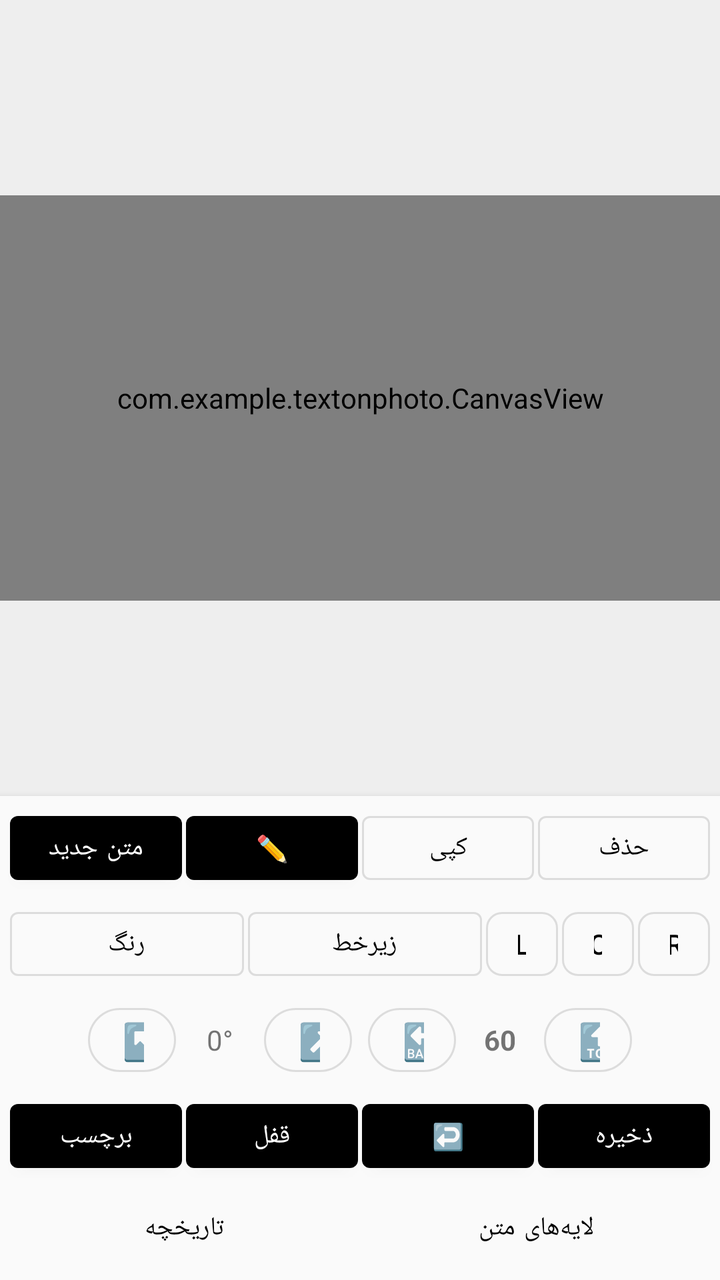
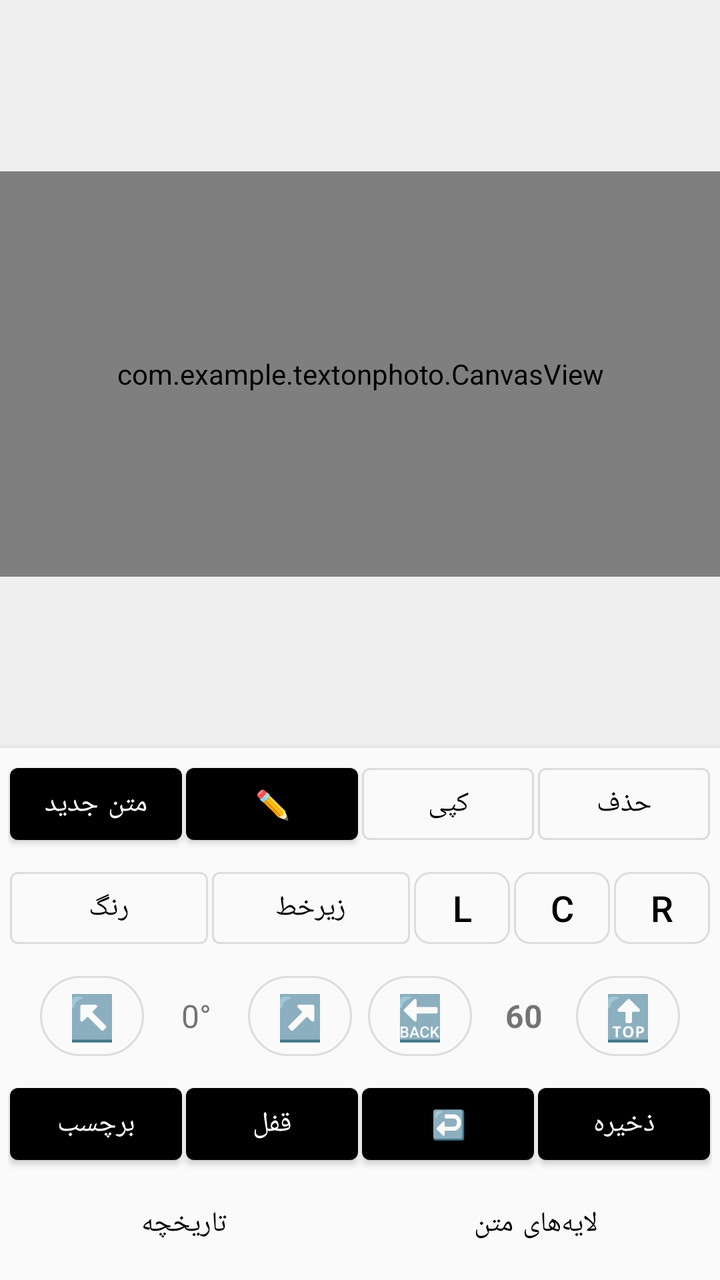

Two renders of the same Android screen: before a commit and after it. Below are the layout's source before the change and the commit's diff.
<!-- AndroidManifest.xml: application theme Theme.TextOnPhoto -->
<!-- res/layout/activity_main.xml -->
<?xml version="1.0" encoding="utf-8"?>
<androidx.constraintlayout.widget.ConstraintLayout xmlns:android="http://schemas.android.com/apk/res/android"
    xmlns:app="http://schemas.android.com/apk/res-auto"
    android:layout_width="match_parent"
    android:layout_height="match_parent"
    android:background="#EEEEEE">

    <FrameLayout
        android:id="@+id/canvasContainer"
        android:layout_width="0dp"
        android:layout_height="0dp"
        app:layout_constraintTop_toTopOf="parent"
        app:layout_constraintBottom_toTopOf="@+id/buttonPanel"
        app:layout_constraintStart_toStartOf="parent"
        app:layout_constraintEnd_toEndOf="parent"
        app:layout_constraintVertical_bias="0.5"
        app:layout_constraintDimensionRatio="16:9">

        <com.example.textonphoto.CanvasView
            android:id="@+id/canvasView"
            android:layout_width="match_parent"
            android:layout_height="match_parent"
            android:background="@android:color/white" />
    </FrameLayout>

    <LinearLayout
        android:id="@+id/buttonPanel"
        android:layout_width="match_parent"
        android:layout_height="wrap_content"
        android:orientation="vertical"
        android:gravity="center_horizontal"
        android:padding="4dp"
        android:background="#FAFAFA"
        android:elevation="4dp"
        app:layout_constraintBottom_toBottomOf="parent">

        
        <LinearLayout
            android:layout_width="match_parent"
            android:layout_height="wrap_content"
            android:gravity="center"
            android:paddingBottom="2dp">

            <com.google.android.material.button.MaterialButton
                android:id="@+id/btnAddText"
                style="@style/Widget.MaterialComponents.Button"
                android:layout_width="0dp" android:layout_height="44dp" android:layout_weight="1"
                android:text="متن جدید" android:textSize="13sp" android:layout_marginHorizontal="1dp" />

            <com.google.android.material.button.MaterialButton
                android:id="@+id/btnEdit"
                style="@style/Widget.MaterialComponents.Button"
                android:layout_width="0dp" android:layout_height="44dp" android:layout_weight="1"
                android:text="✏️" android:textSize="13sp" android:layout_marginHorizontal="1dp" />

            <com.google.android.material.button.MaterialButton
                android:id="@+id/btnCopy"
                style="@style/Widget.MaterialComponents.Button.OutlinedButton"
                android:layout_width="0dp" android:layout_height="44dp" android:layout_weight="1"
                android:text="کپی" android:textSize="13sp" android:layout_marginHorizontal="1dp" />

            <com.google.android.material.button.MaterialButton
                android:id="@+id/btnDelete"
                style="@style/Widget.MaterialComponents.Button.OutlinedButton"
                android:layout_width="0dp" android:layout_height="44dp" android:layout_weight="1"
                android:text="حذف" android:textSize="13sp" android:layout_marginHorizontal="1dp" />
        </LinearLayout>

        
        <LinearLayout
            android:layout_width="match_parent"
            android:layout_height="wrap_content"
            android:gravity="center"
            android:paddingVertical="2dp">

            <com.google.android.material.button.MaterialButton
                android:id="@+id/btnColor"
                style="@style/Widget.MaterialComponents.Button.OutlinedButton"
                android:layout_width="0dp" android:layout_height="44dp" android:layout_weight="1"
                android:text="رنگ" android:textSize="13sp" android:layout_marginHorizontal="1dp" />

            <com.google.android.material.button.MaterialButton
                android:id="@+id/btnStyle"
                style="@style/Widget.MaterialComponents.Button.OutlinedButton"
                android:layout_width="0dp" android:layout_height="44dp" android:layout_weight="1"
                android:text="زیرخط" android:textSize="13sp" android:layout_marginHorizontal="1dp" />

            <com.google.android.material.button.MaterialButton
                android:id="@+id/btnAlignLeft"
                style="@style/Widget.MaterialComponents.Button.OutlinedButton"
                android:layout_width="36dp" android:layout_height="44dp"
                android:text="L" android:textSize="14sp" android:layout_marginHorizontal="1dp"
                app:cornerRadius="8dp" />

            <com.google.android.material.button.MaterialButton
                android:id="@+id/btnAlignCenter"
                style="@style/Widget.MaterialComponents.Button.OutlinedButton"
                android:layout_width="36dp" android:layout_height="44dp"
                android:text="C" android:textSize="14sp" android:layout_marginHorizontal="1dp"
                app:cornerRadius="8dp" />

            <com.google.android.material.button.MaterialButton
                android:id="@+id/btnAlignRight"
                style="@style/Widget.MaterialComponents.Button.OutlinedButton"
                android:layout_width="36dp" android:layout_height="44dp"
                android:text="R" android:textSize="14sp" android:layout_marginHorizontal="1dp"
                app:cornerRadius="8dp" />
        </LinearLayout>

        
        <LinearLayout
            android:layout_width="match_parent"
            android:layout_height="wrap_content"
            android:gravity="center"
            android:paddingVertical="2dp">

            <com.google.android.material.button.MaterialButton
                android:id="@+id/btnRotateLeft"
                style="@style/Widget.MaterialComponents.Button.OutlinedButton"
                android:layout_width="44dp" android:layout_height="44dp"
                android:text="↖️" android:textSize="18sp"
                android:layout_marginEnd="2dp" app:cornerRadius="22dp" />

            <TextView
                android:id="@+id/tvRotation"
                android:layout_width="wrap_content" android:layout_height="44dp"
                android:gravity="center" android:minWidth="40dp"
                android:text="0°" android:textSize="14sp" />

            <com.google.android.material.button.MaterialButton
                android:id="@+id/btnRotateRight"
                style="@style/Widget.MaterialComponents.Button.OutlinedButton"
                android:layout_width="44dp" android:layout_height="44dp"
                android:text="↗️" android:textSize="18sp"
                android:layout_marginStart="2dp" app:cornerRadius="22dp" />

            <View android:layout_width="8dp" android:layout_height="0dp" />

            <com.google.android.material.button.MaterialButton
                android:id="@+id/btnZoomOut"
                style="@style/Widget.MaterialComponents.Button.OutlinedButton"
                android:layout_width="44dp" android:layout_height="44dp"
                android:text="🔙" android:textSize="18sp"
                android:layout_marginEnd="2dp" app:cornerRadius="22dp" />

            <TextView
                android:id="@+id/tvSize"
                android:layout_width="wrap_content" android:layout_height="44dp"
                android:gravity="center" android:minWidth="40dp"
                android:text="60" android:textSize="14sp" android:textStyle="bold" />

            <com.google.android.material.button.MaterialButton
                android:id="@+id/btnZoomIn"
                style="@style/Widget.MaterialComponents.Button.OutlinedButton"
                android:layout_width="44dp" android:layout_height="44dp"
                android:text="🔝" android:textSize="18sp"
                android:layout_marginStart="2dp" app:cornerRadius="22dp" />
        </LinearLayout>

        
        <LinearLayout
            android:layout_width="match_parent"
            android:layout_height="wrap_content"
            android:gravity="center"
            android:paddingTop="2dp">

            <com.google.android.material.button.MaterialButton
                android:id="@+id/btnSticker"
                style="@style/Widget.MaterialComponents.Button"
                android:layout_width="0dp" android:layout_height="44dp" android:layout_weight="1"
                android:text="برچسب" android:textSize="13sp" android:layout_marginHorizontal="1dp" />

            <com.google.android.material.button.MaterialButton
                android:id="@+id/btnLock"
                style="@style/Widget.MaterialComponents.Button"
                android:layout_width="0dp" android:layout_height="44dp" android:layout_weight="1"
                android:text="قفل" android:textSize="13sp" android:layout_marginHorizontal="1dp" />

            <com.google.android.material.button.MaterialButton
                android:id="@+id/btnUndo"
                style="@style/Widget.MaterialComponents.Button"
                android:layout_width="0dp" android:layout_height="44dp" android:layout_weight="1"
                android:text="↩️" android:textSize="13sp" android:layout_marginHorizontal="1dp" />

            <com.google.android.material.button.MaterialButton
                android:id="@+id/btnSave"
                style="@style/Widget.MaterialComponents.Button"
                android:layout_width="0dp" android:layout_height="44dp" android:layout_weight="1"
                android:text="ذخیره" android:textSize="13sp" android:layout_marginHorizontal="1dp" />
        </LinearLayout>

        
        <LinearLayout
            android:layout_width="match_parent"
            android:layout_height="wrap_content"
            android:gravity="center"
            android:paddingTop="2dp">

            <com.google.android.material.button.MaterialButton
                android:id="@+id/btnHistory"
                style="@style/Widget.MaterialComponents.Button.TextButton"
                android:layout_width="0dp" android:layout_height="44dp" android:layout_weight="1"
                android:text="تاریخچه" android:textSize="13sp" android:layout_marginHorizontal="1dp" />

            <com.google.android.material.button.MaterialButton
                android:id="@+id/btnTextLayers"
                style="@style/Widget.MaterialComponents.Button.TextButton"
                android:layout_width="0dp" android:layout_height="44dp" android:layout_weight="1"
                android:text="لایه‌های متن" android:textSize="13sp" android:layout_marginHorizontal="1dp" />
        </LinearLayout>
    </LinearLayout>

</androidx.constraintlayout.widget.ConstraintLayout>
<!-- resources referenced by this layout -->
<resources>
  <style name="Theme.TextOnPhoto" parent="Theme.MaterialComponents.DayNight.DarkActionBar">
          <item name="colorPrimary">#000000</item>
          <item name="colorPrimaryVariant">#000000</item>
          <item name="colorOnPrimary">@android:color/white</item>
      </style>
</resources>

<!-- the commit's change to res/layout/activity_main.xml (unified diff, before → after) -->
@@ -44,26 +44,26 @@
             <com.google.android.material.button.MaterialButton
                 android:id="@+id/btnAddText"
                 style="@style/Widget.MaterialComponents.Button"
-                android:layout_width="0dp" android:layout_height="44dp" android:layout_weight="1"
-                android:text="متن جدید" android:textSize="13sp" android:layout_marginHorizontal="1dp" />
+                android:layout_width="0dp" android:layout_height="48dp" android:layout_weight="1"
+                android:text="متن جدید" android:textSize="14sp" android:layout_marginHorizontal="1dp" />
 
             <com.google.android.material.button.MaterialButton
                 android:id="@+id/btnEdit"
                 style="@style/Widget.MaterialComponents.Button"
-                android:layout_width="0dp" android:layout_height="44dp" android:layout_weight="1"
-                android:text="✏️" android:textSize="13sp" android:layout_marginHorizontal="1dp" />
+                android:layout_width="0dp" android:layout_height="48dp" android:layout_weight="1"
+                android:text="✏️" android:textSize="14sp" android:layout_marginHorizontal="1dp" />
 
             <com.google.android.material.button.MaterialButton
                 android:id="@+id/btnCopy"
                 style="@style/Widget.MaterialComponents.Button.OutlinedButton"
-                android:layout_width="0dp" android:layout_height="44dp" android:layout_weight="1"
-                android:text="کپی" android:textSize="13sp" android:layout_marginHorizontal="1dp" />
+                android:layout_width="0dp" android:layout_height="48dp" android:layout_weight="1"
+                android:text="کپی" android:textSize="14sp" android:layout_marginHorizontal="1dp" />
 
             <com.google.android.material.button.MaterialButton
                 android:id="@+id/btnDelete"
                 style="@style/Widget.MaterialComponents.Button.OutlinedButton"
-                android:layout_width="0dp" android:layout_height="44dp" android:layout_weight="1"
-                android:text="حذف" android:textSize="13sp" android:layout_marginHorizontal="1dp" />
+                android:layout_width="0dp" android:layout_height="48dp" android:layout_weight="1"
+                android:text="حذف" android:textSize="14sp" android:layout_marginHorizontal="1dp" />
         </LinearLayout>
 
         
@@ -76,34 +76,35 @@
             <com.google.android.material.button.MaterialButton
                 android:id="@+id/btnColor"
                 style="@style/Widget.MaterialComponents.Button.OutlinedButton"
-                android:layout_width="0dp" android:layout_height="44dp" android:layout_weight="1"
-                android:text="رنگ" android:textSize="13sp" android:layout_marginHorizontal="1dp" />
+                android:layout_width="0dp" android:layout_height="48dp" android:layout_weight="1"
+                android:text="رنگ" android:textSize="14sp" android:layout_marginHorizontal="1dp" />
 
             <com.google.android.material.button.MaterialButton
                 android:id="@+id/btnStyle"
                 style="@style/Widget.MaterialComponents.Button.OutlinedButton"
-                android:layout_width="0dp" android:layout_height="44dp" android:layout_weight="1"
-                android:text="زیرخط" android:textSize="13sp" android:layout_marginHorizontal="1dp" />
-
+                android:layout_width="0dp" android:layout_height="48dp" android:layout_weight="1"
+                android:text="زیرخط" android:textSize="14sp" android:layout_marginHorizontal="1dp" />
+
+            
             <com.google.android.material.button.MaterialButton
                 android:id="@+id/btnAlignLeft"
                 style="@style/Widget.MaterialComponents.Button.OutlinedButton"
-                android:layout_width="36dp" android:layout_height="44dp"
-                android:text="L" android:textSize="14sp" android:layout_marginHorizontal="1dp"
+                android:layout_width="48dp" android:layout_height="48dp"
+                android:text="L" android:textSize="18sp" android:layout_marginHorizontal="1dp"
                 app:cornerRadius="8dp" />
 
             <com.google.android.material.button.MaterialButton
                 android:id="@+id/btnAlignCenter"
                 style="@style/Widget.MaterialComponents.Button.OutlinedButton"
-                android:layout_width="36dp" android:layout_height="44dp"
-                android:text="C" android:textSize="14sp" android:layout_marginHorizontal="1dp"
+                android:layout_width="48dp" android:layout_height="48dp"
+                android:text="C" android:textSize="18sp" android:layout_marginHorizontal="1dp"
                 app:cornerRadius="8dp" />
 
             <com.google.android.material.button.MaterialButton
                 android:id="@+id/btnAlignRight"
                 style="@style/Widget.MaterialComponents.Button.OutlinedButton"
-                android:layout_width="36dp" android:layout_height="44dp"
-                android:text="R" android:textSize="14sp" android:layout_marginHorizontal="1dp"
+                android:layout_width="48dp" android:layout_height="48dp"
+                android:text="R" android:textSize="18sp" android:layout_marginHorizontal="1dp"
                 app:cornerRadius="8dp" />
         </LinearLayout>
 
@@ -117,44 +118,44 @@
             <com.google.android.material.button.MaterialButton
                 android:id="@+id/btnRotateLeft"
                 style="@style/Widget.MaterialComponents.Button.OutlinedButton"
-                android:layout_width="44dp" android:layout_height="44dp"
-                android:text="↖️" android:textSize="18sp"
-                android:layout_marginEnd="2dp" app:cornerRadius="22dp" />
+                android:layout_width="52dp" android:layout_height="52dp"
+                android:text="↖️" android:textSize="22sp"
+                android:layout_marginEnd="2dp" app:cornerRadius="26dp" />
 
             <TextView
                 android:id="@+id/tvRotation"
-                android:layout_width="wrap_content" android:layout_height="44dp"
-                android:gravity="center" android:minWidth="40dp"
-                android:text="0°" android:textSize="14sp" />
+                android:layout_width="wrap_content" android:layout_height="48dp"
+                android:gravity="center" android:minWidth="48dp"
+                android:text="0°" android:textSize="16sp" />
 
             <com.google.android.material.button.MaterialButton
                 android:id="@+id/btnRotateRight"
                 style="@style/Widget.MaterialComponents.Button.OutlinedButton"
-                android:layout_width="44dp" android:layout_height="44dp"
-                android:text="↗️" android:textSize="18sp"
-                android:layout_marginStart="2dp" app:cornerRadius="22dp" />
+                android:layout_width="52dp" android:layout_height="52dp"
+                android:text="↗️" android:textSize="22sp"
+                android:layout_marginStart="2dp" app:cornerRadius="26dp" />
 
             <View android:layout_width="8dp" android:layout_height="0dp" />
 
             <com.google.android.material.button.MaterialButton
                 android:id="@+id/btnZoomOut"
                 style="@style/Widget.MaterialComponents.Button.OutlinedButton"
-                android:layout_width="44dp" android:layout_height="44dp"
-                android:text="🔙" android:textSize="18sp"
-                android:layout_marginEnd="2dp" app:cornerRadius="22dp" />
+                android:layout_width="52dp" android:layout_height="52dp"
+                android:text="🔙" android:textSize="22sp"
+                android:layout_marginEnd="2dp" app:cornerRadius="26dp" />
 
             <TextView
                 android:id="@+id/tvSize"
-                android:layout_width="wrap_content" android:layout_height="44dp"
-                android:gravity="center" android:minWidth="40dp"
-                android:text="60" android:textSize="14sp" android:textStyle="bold" />
+                android:layout_width="wrap_content" android:layout_height="48dp"
+                android:gravity="center" android:minWidth="48dp"
+                android:text="60" android:textSize="16sp" android:textStyle="bold" />
 
             <com.google.android.material.button.MaterialButton
                 android:id="@+id/btnZoomIn"
                 style="@style/Widget.MaterialComponents.Button.OutlinedButton"
-                android:layout_width="44dp" android:layout_height="44dp"
-                android:text="🔝" android:textSize="18sp"
-                android:layout_marginStart="2dp" app:cornerRadius="22dp" />
+                android:layout_width="52dp" android:layout_height="52dp"
+                android:text="🔝" android:textSize="22sp"
+                android:layout_marginStart="2dp" app:cornerRadius="26dp" />
         </LinearLayout>
 
         
@@ -167,26 +168,26 @@
             <com.google.android.material.button.MaterialButton
                 android:id="@+id/btnSticker"
                 style="@style/Widget.MaterialComponents.Button"
-                android:layout_width="0dp" android:layout_height="44dp" android:layout_weight="1"
-                android:text="برچسب" android:textSize="13sp" android:layout_marginHorizontal="1dp" />
+                android:layout_width="0dp" android:layout_height="48dp" android:layout_weight="1"
+                android:text="برچسب" android:textSize="14sp" android:layout_marginHorizontal="1dp" />
 
             <com.google.android.material.button.MaterialButton
                 android:id="@+id/btnLock"
                 style="@style/Widget.MaterialComponents.Button"
-                android:layout_width="0dp" android:layout_height="44dp" android:layout_weight="1"
-                android:text="قفل" android:textSize="13sp" android:layout_marginHorizontal="1dp" />
+                android:layout_width="0dp" android:layout_height="48dp" android:layout_weight="1"
+                android:text="قفل" android:textSize="14sp" android:layout_marginHorizontal="1dp" />
 
             <com.google.android.material.button.MaterialButton
                 android:id="@+id/btnUndo"
                 style="@style/Widget.MaterialComponents.Button"
-                android:layout_width="0dp" android:layout_height="44dp" android:layout_weight="1"
-                android:text="↩️" android:textSize="13sp" android:layout_marginHorizontal="1dp" />
+                android:layout_width="0dp" android:layout_height="48dp" android:layout_weight="1"
+                android:text="↩️" android:textSize="14sp" android:layout_marginHorizontal="1dp" />
 
             <com.google.android.material.button.MaterialButton
                 android:id="@+id/btnSave"
                 style="@style/Widget.MaterialComponents.Button"
-                android:layout_width="0dp" android:layout_height="44dp" android:layout_weight="1"
-                android:text="ذخیره" android:textSize="13sp" android:layout_marginHorizontal="1dp" />
+                android:layout_width="0dp" android:layout_height="48dp" android:layout_weight="1"
+                android:text="ذخیره" android:textSize="14sp" android:layout_marginHorizontal="1dp" />
         </LinearLayout>
 
         
@@ -199,14 +200,14 @@
             <com.google.android.material.button.MaterialButton
                 android:id="@+id/btnHistory"
                 style="@style/Widget.MaterialComponents.Button.TextButton"
-                android:layout_width="0dp" android:layout_height="44dp" android:layout_weight="1"
-                android:text="تاریخچه" android:textSize="13sp" android:layout_marginHorizontal="1dp" />
+                android:layout_width="0dp" android:layout_height="48dp" android:layout_weight="1"
+                android:text="تاریخچه" android:textSize="14sp" android:layout_marginHorizontal="1dp" />
 
             <com.google.android.material.button.MaterialButton
                 android:id="@+id/btnTextLayers"
                 style="@style/Widget.MaterialComponents.Button.TextButton"
-                android:layout_width="0dp" android:layout_height="44dp" android:layout_weight="1"
-                android:text="لایه‌های متن" android:textSize="13sp" android:layout_marginHorizontal="1dp" />
+                android:layout_width="0dp" android:layout_height="48dp" android:layout_weight="1"
+                android:text="لایه‌های متن" android:textSize="14sp" android:layout_marginHorizontal="1dp" />
         </LinearLayout>
     </LinearLayout>
 
